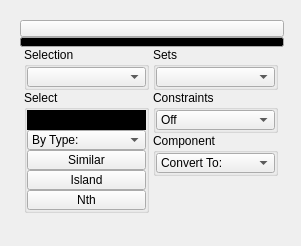
This is ui/level_3/selection.ui in m3trik/Scripts_portable as Qt 5 draws it before an edit. The edited form follows.
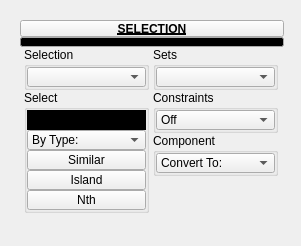
This is the edited form. Custom widgets are drawn as their Qt base class.

The edit to the form file:
```diff
--- a/ui/level_3/selection.ui
+++ b/ui/level_3/selection.ui
@@ -722,8 +722,15 @@
          <height>17</height>
         </size>
        </property>
+       <property name="font">
+        <font>
+         <weight>75</weight>
+         <bold>true</bold>
+         <underline>true</underline>
+        </font>
+       </property>
        <property name="text">
-        <string/>
+        <string>SELECTION</string>
        </property>
        <property name="checkable">
         <bool>true</bool>
@@ -735,6 +742,11 @@
   </widget>
  </widget>
  <customwidgets>
+  <customwidget>
+   <class>TkToolButton</class>
+   <extends>QToolButton</extends>
+   <header>widgets.tktoolbutton.h</header>
+  </customwidget>
   <customwidget>
    <class>TkPushButton_Draggable</class>
    <extends>QPushButton</extends>
@@ -750,11 +762,6 @@
    <extends>QComboBox</extends>
    <header>widgets.tkcombobox.h</header>
   </customwidget>
-  <customwidget>
-   <class>TkToolButton</class>
-   <extends>QToolButton</extends>
-   <header>widgets.tktoolbutton.h</header>
-  </customwidget>
  </customwidgets>
  <resources/>
  <connections/>
```
